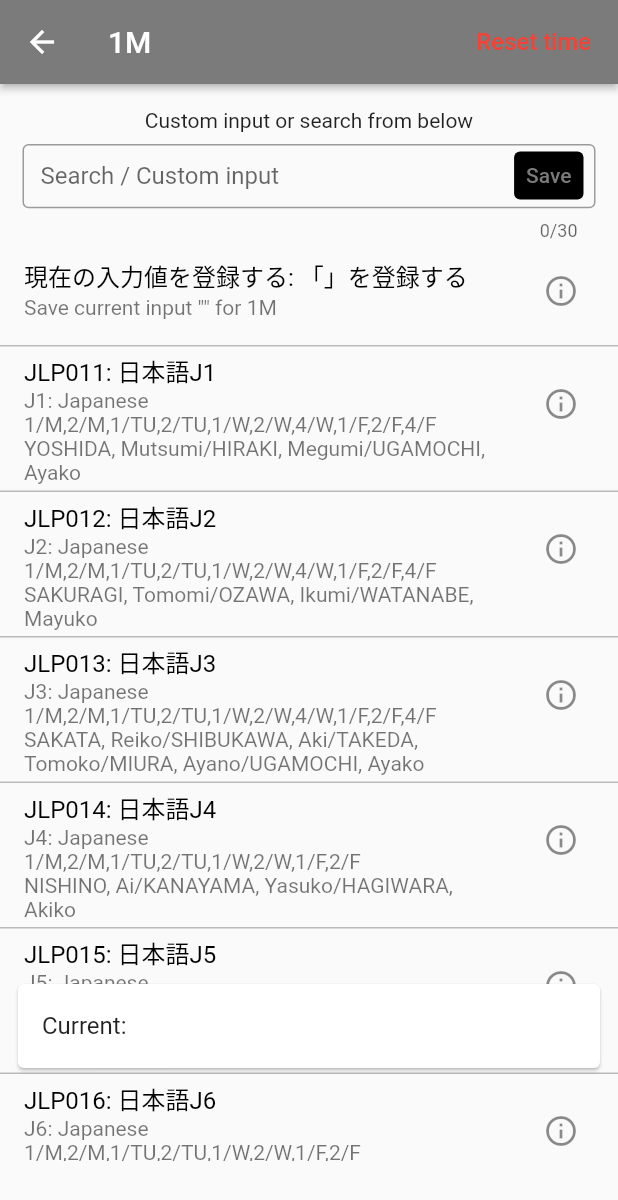
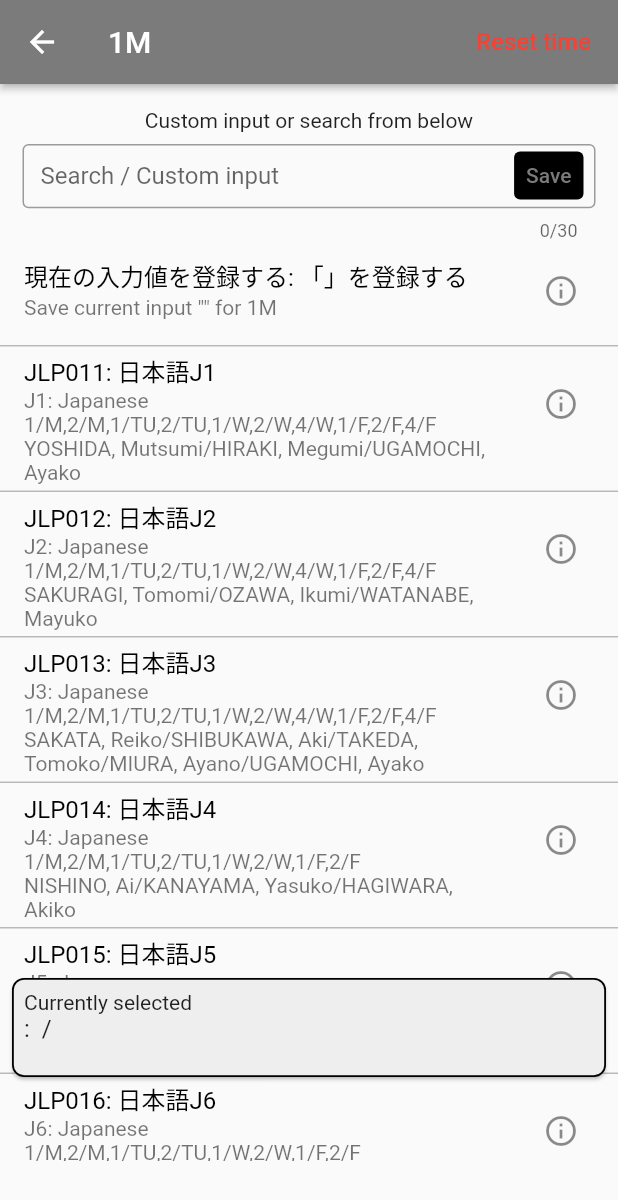
Before and after one commit to RRRGR/ICUApp, a Flutter app: the ChoosePage screen opened directly, on a phone screen of 412 x 824 dp. Shown: the top 1200 px of the screen. Run offline on Flutter 3.47's test engine with Material 2 defaults, Android fonts, the phone set to English and light mode, and no system bars; drawn by our look-alikes of google_mobile_ads; our stand-ins replace cloud_firestore, firebase_auth, firebase_core, flutter_riverpod, google_sign_in, shared_preferences; missing offline and left inert: flutter_cached_pdfview, flutter_inappwebview; accounts and stored records are empty; network calls fail.

Commit message:
Changed display of the current selected class

```diff
--- a/lib/widgets/choosepage/assignedclasstext.dart
+++ b/lib/widgets/choosepage/assignedclasstext.dart
@@ -1,23 +1,85 @@
 import 'package:flutter/material.dart';
 import 'package:flutter_riverpod/flutter_riverpod.dart';
 import 'package:icuapp/model/constant.dart';
+import 'dart:convert';
+import 'dart:async' show Future;
+import 'package:flutter/services.dart' show rootBundle;
+import 'dart:developer';
 
 class AssignedClassText extends ConsumerWidget {
   const AssignedClassText({Key? key}) : super(key: key);
+  Future<Map> convert(String className, String year, String season) async {
+    Map result = {'no': '', 'j': '', 'e': '', 'schedule': chosenTime};
+    String path = 'json/${year}_${season.toLowerCase()}.json';
+
+    String jsonString = await rootBundle.loadString(path);
+    List loadedList = json.decode(jsonString)[chosenTime];
+    log(loadedList.toString());
+    for (var element in loadedList) {
+      if (element['j'] == className) {
+        element.forEach(
+          (key, value) {
+            if (key == Null) {
+              result[key] = '';
+            } else {
+              result[key] = value;
+            }
+          },
+        );
+        log('match');
+      }
+    }
+    log(result.toString());
+
+    return result;
+  }
 
   @override
   Widget build(BuildContext context, WidgetRef ref) {
     final TT = ref.watch(TTProvider);
-    return Container(
-      margin: const EdgeInsets.all(8.0),
-      child: Card(
-          child: Column(
-        children: <Widget>[
-          ListTile(
-            title: Text('Current: ${TT[chosenTime][0]}'),
-          ),
-        ],
-      )),
+    final chosenYear = ref.watch(chosenYearProvider);
+    final chosenSeason = ref.watch(chosenSeasonProvider);
+
+    return FutureBuilder(
+      future: convert(TT[chosenTime][0], chosenYear, chosenSeason),
+      builder: (BuildContext context, AsyncSnapshot<Map> snapshot) {
+        if (snapshot.hasData) {
+          Map chosenData = snapshot.data!;
+          return Card(
+            color: Colors.grey[200],
+            shape: RoundedRectangleBorder(
+                side: const BorderSide(color: Colors.black, width: 1.2),
+                borderRadius: BorderRadius.circular(8.0)),
+            margin: const EdgeInsets.all(8.0),
+            child: Padding(
+              padding: const EdgeInsets.all(8.0),
+              child: Column(
+                children: [
+                  Row(
+                    children: [
+                      const Text('Currently selected'),
+                    ],
+                  ),
+                  Row(children: [
+                    Text(
+                        chosenData['no'] +
+                            ': ' +
+                            chosenData['j'] +
+                            ' / ' +
+                            chosenData['e'],
+                        style: const TextStyle(fontSize: 16)),
+                  ]),
+                  const SizedBox(
+                    height: 15,
+                  )
+                ],
+              ),
+            ),
+          );
+        } else {
+          return const CircularProgressIndicator();
+        }
+      },
     );
   }
 }
```
